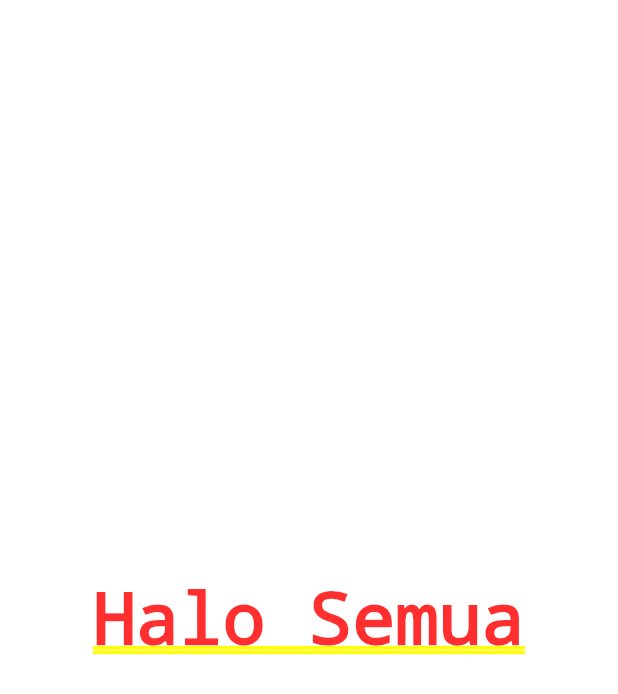
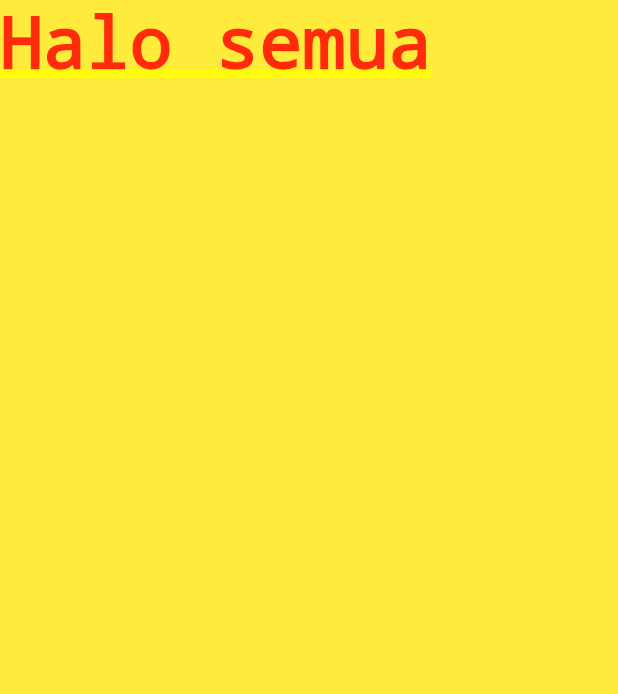
Before and after one commit to abumaryam/basic_flutter, a Flutter app: the screen it shows after launch, on a phone screen of 412 x 824 dp. Shown: the top 694 px of the screen. Run offline on Flutter 3.47's test engine with Material 3 defaults, Android fonts, the phone set to English and light mode, and no system bars.

Commit message:
menggunakan container

```diff
--- a/lib/main.dart
+++ b/lib/main.dart
@@ -21,8 +21,9 @@ class HomePage extends StatelessWidget {
 
   @override
   Widget build(BuildContext context) {
-    return const Center(
-      child: Text('Halo Semua'),
+    return Container(
+      color: Colors.yellow,
+      child: const Text('Halo semua'),
     );
   }
 }
```
